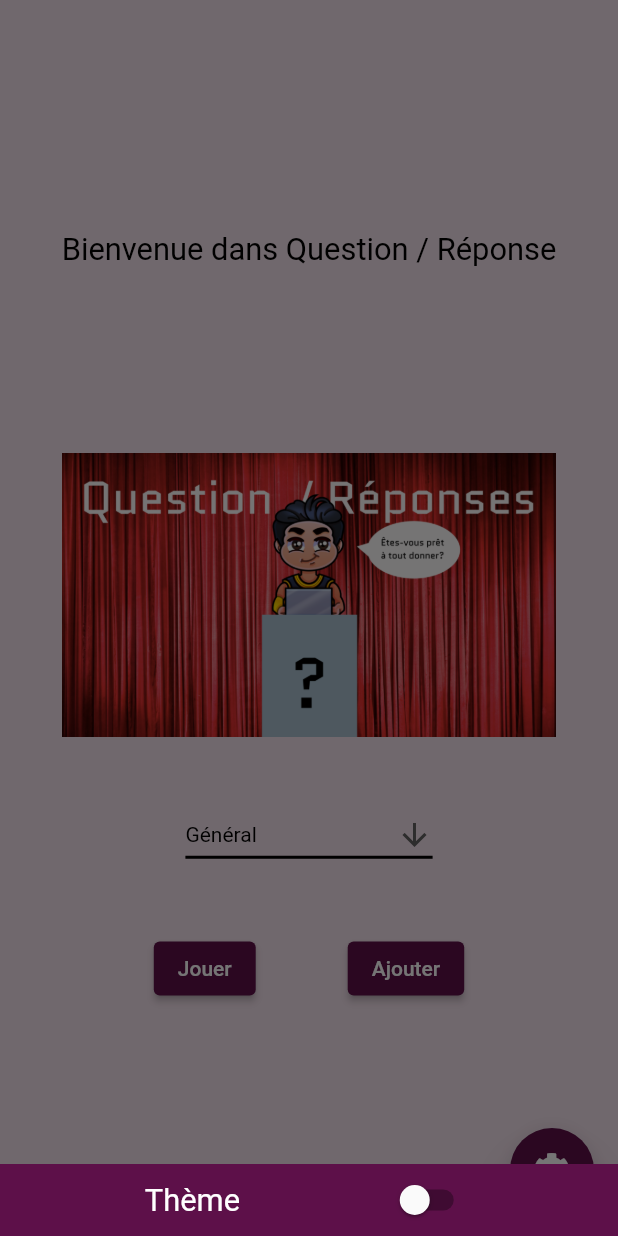
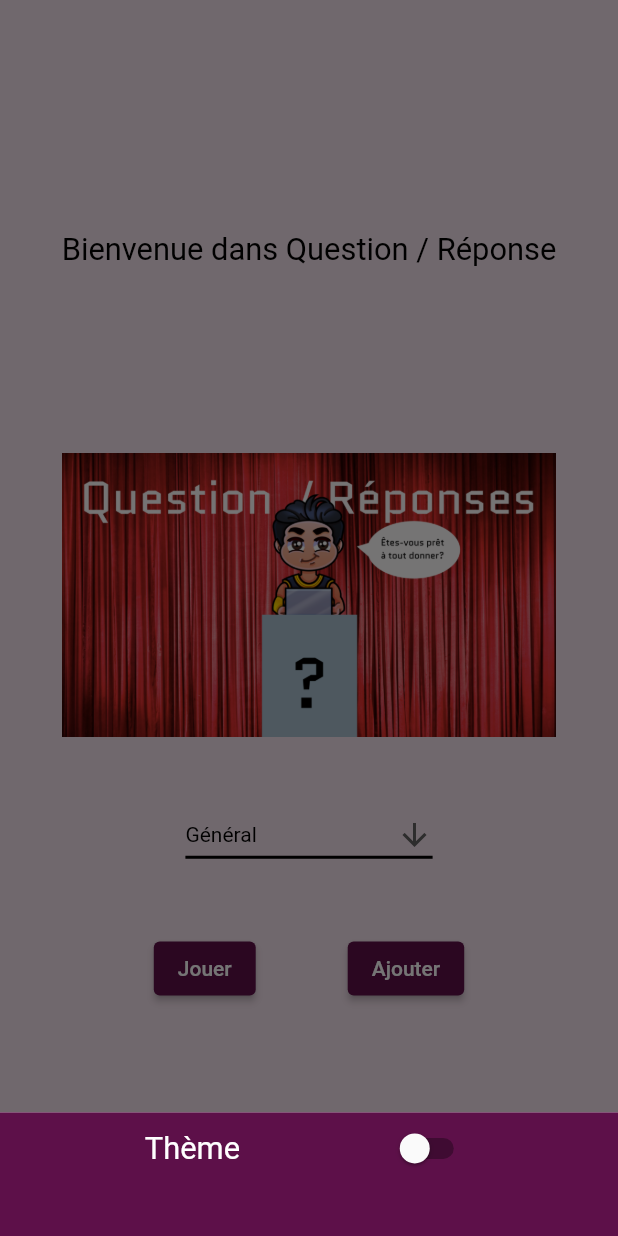
Before and after one commit to benjaminAd/Question-Reponses-TP4, a Flutter app: the HomePage screen opened directly, after a tap on an icon or button, on a phone screen of 412 x 824 dp. Run offline on Flutter 3.47's test engine with Material 2 defaults, Android fonts, the phone set to English and light mode, and no system bars; our stand-ins replace bloc, cloud_firestore, firebase_core, firebase_storage, flutter_bloc, font_awesome_flutter and 1 more; accounts and stored records are empty; statements that could not run were skipped.

Commit message:
Change theme

```diff
--- /dev/null
+++ b/Flutter-Questions-Reponses/lib/provider/theme_provider.dart
@@ -0,0 +1,20 @@
+import 'package:flutter/material.dart';
+import 'package:flutter/scheduler.dart';
+
+class ThemeProvider extends ChangeNotifier {
+  ThemeMode themeMode = ThemeMode.system;
+
+  bool get isDarkMode {
+    if (themeMode == ThemeMode.system) {
+      final brightness = SchedulerBinding.instance!.window.platformBrightness;
+      return brightness == Brightness.dark;
+    } else {
+      return themeMode == ThemeMode.dark;
+    }
+  }
+
+  void toggleTheme(bool isOn) {
+    themeMode = isOn ? ThemeMode.dark : ThemeMode.light;
+    notifyListeners();
+  }
+}
--- a/Flutter-Questions-Reponses/lib/views/screen/home.dart
+++ b/Flutter-Questions-Reponses/lib/views/screen/home.dart
@@ -10,6 +10,7 @@ import 'package:questions_reponses/data/provider/questions_firebase_provider.dar
 import 'package:questions_reponses/views/screen/add_question_view.dart';
 import 'package:questions_reponses/views/widget/error_view.dart';
 import 'package:questions_reponses/views/widget/loading_view.dart';
+import 'package:questions_reponses/views/widget/switch_theme.dart';
 
 import 'go_to_game.dart';
 
@@ -152,7 +153,7 @@ class _HomePageState extends State<HomePage> {
       ),
       floatingActionButton: FloatingActionButton(
           onPressed: () {
-            _showPicker(context);
+            _showPicker(context, false);
           },
           child: Icon(FontAwesomeIcons.cog),
           backgroundColor: Theme.of(context).colorScheme.primary),
@@ -160,16 +161,15 @@ class _HomePageState extends State<HomePage> {
     );
   }
 
-  void _showPicker(context) {
+  void _showPicker(BuildContext context, bool state) {
     showModalBottomSheet(
         context: context,
-        builder: (BuildContext bc) {
+        builder: (context) {
           return Container(
             color: Theme.of(context).colorScheme.primary,
-            child: SafeArea(
-              child: Container(
-                child: new Wrap(
-                  children: <Widget>[
+            height: MediaQuery.of(context).size.height*0.1,
+            child: Column(
+              children: [
                 Row(
                   mainAxisAlignment: MainAxisAlignment.spaceEvenly,
                   crossAxisAlignment: CrossAxisAlignment.center,
@@ -178,18 +178,12 @@ class _HomePageState extends State<HomePage> {
                       "Thème",
                       style: TextStyle(
                           color: Theme.of(context).colorScheme.onPrimary,
-                              fontSize:
-                                  MediaQuery.of(context).size.width * 0.05),
+                          fontSize: MediaQuery.of(context).size.width * 0.05),
                     ),
-                        Switch(
-                          value: false,
-                          onChanged: (value) {},
-                        ),
+                    ChangeThemeButtonWidget(),
                   ],
-                    ),
+                )
               ],
-                ),
-              ),
             ),
           );
         });
--- /dev/null
+++ b/Flutter-Questions-Reponses/lib/views/widget/switch_theme.dart
@@ -0,0 +1,18 @@
+import 'package:flutter/material.dart';
+import 'package:provider/provider.dart';
+import 'package:questions_reponses/provider/theme_provider.dart';
+
+class ChangeThemeButtonWidget extends StatelessWidget {
+  @override
+  Widget build(BuildContext context) {
+    final themeProvider = Provider.of<ThemeProvider>(context);
+
+    return Switch.adaptive(
+      value: themeProvider.isDarkMode,
+      onChanged: (value) {
+        final provider = Provider.of<ThemeProvider>(context, listen: false);
+        provider.toggleTheme(value);
+      },
+    );
+  }
+}
```
Also changed, not shown: Flutter-Questions-Reponses/lib/views/screen/firebase_init_view.dart (+46 -4 lines). Lines whose indentation alone changed are shown as unchanged.
